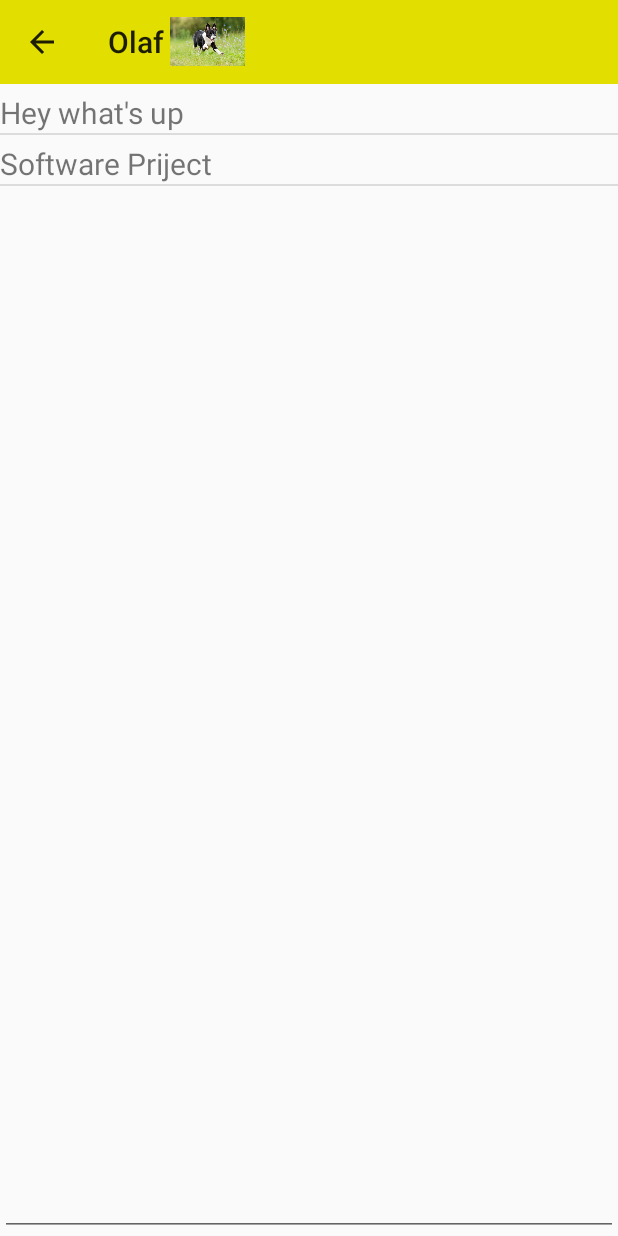
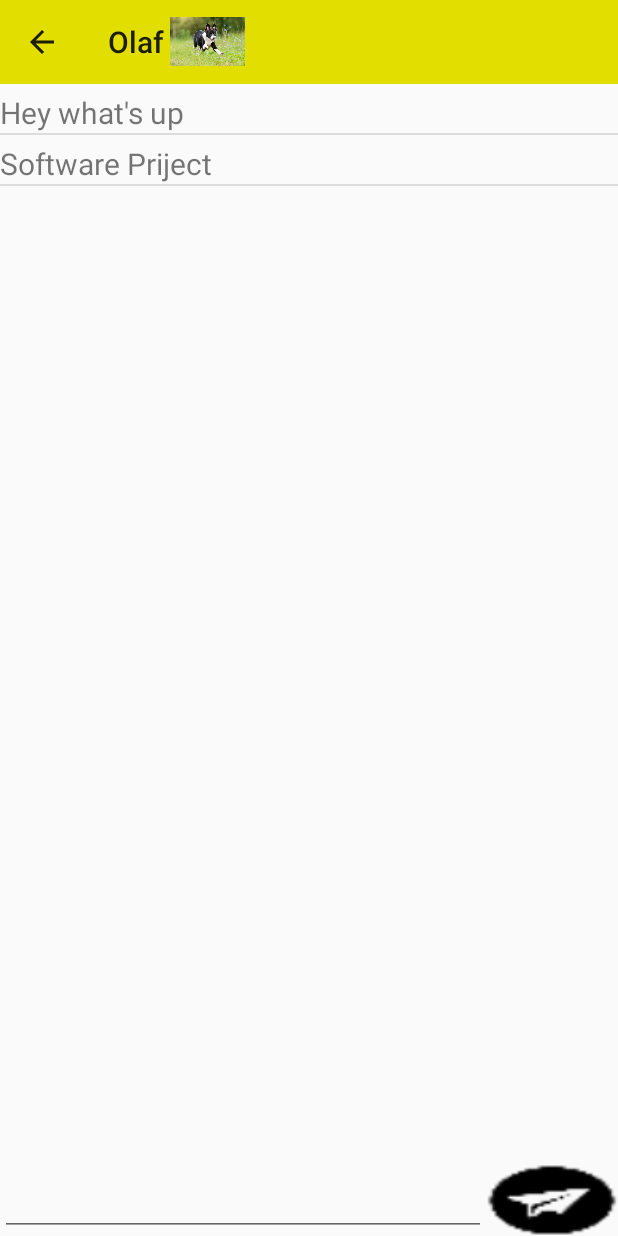
Before and after one commit to Baumholz/SoftwareProjektChattr, an Android app: the screen it shows after launch (ChatActivity), after a tap on "Olaf", on a phone screen of 412 x 824 dp. Run offline under Robolectric (Android 15) with nearby library versions, the phone set to English and light mode, and no system bars.

Commit message:
SendButton etc

```diff
--- a/Chattr/app/src/main/java/com/example/david/chattr/ChatActivity.java
+++ b/Chattr/app/src/main/java/com/example/david/chattr/ChatActivity.java
@@ -5,14 +5,19 @@ import android.media.Image;
 import android.os.Bundle;
 import android.support.v7.app.AppCompatActivity;
 import android.support.v7.widget.Toolbar;
+import android.util.Log;
+import android.view.KeyEvent;
 import android.view.Menu;
 import android.view.MenuItem;
 import android.view.View;
+import android.view.inputmethod.EditorInfo;
+import android.widget.Button;
 import android.widget.EditText;
 import android.widget.ImageView;
 import android.widget.ListAdapter;
 import android.widget.ListView;
 import android.widget.TextView;
+import android.widget.Toast;
 
 
 import com.example.david.chattr.entities.users.Message;
@@ -25,6 +30,9 @@ public class ChatActivity extends AppCompatActivity {
 
     ArrayList<Message> messages
             ;
+    EditText giveInput;
+    String name;
+    ChatActivityListViewAdapter myChatActivityListViewAdapter;
 
     @Override
     protected void onCreate(Bundle savedInstanceState) {
@@ -32,40 +40,63 @@ public class ChatActivity extends AppCompatActivity {
         setContentView(R.layout.activity_chat);
 
         Intent intent = getIntent();
-        String name = (String)getIntent().getSerializableExtra("name");
-        //only to test it
+        name = (String)getIntent().getSerializableExtra("name");
+
+        giveInput = (EditText)findViewById(R.id.chatInput);
         Toolbar toolbar = (Toolbar) findViewById(R.id.toolbar);
         toolbar.setTitle(name);
+        ImageView profilPicture = (ImageView) findViewById(R.id.profilePicutreChat);
+        ListView chatListView = (ListView) findViewById(R.id.chat);
+        Button sendButton = (Button) findViewById(R.id.sendButton);
+
         setSupportActionBar(toolbar);
 
         getSupportActionBar().setDisplayHomeAsUpEnabled(true);
         getSupportActionBar().setDisplayShowHomeEnabled(true);
-      //  getSupportActionBar().setIcon(R.drawable.hund);
 
+        Intent intentToAdapter = new Intent(ChatActivity.this,ChatActivityListViewAdapter.class);
+        intentToAdapter.putExtra("me",name);
 
-        UserProfile user1 = new UserProfile("0340442323","none","0","Olaf",R.drawable.hund);
-        UserProfile user2 = new UserProfile("0340446364","none","1","Harald",R.drawable.hund2);
-        Message m1 = new Message("53423234","23243423",null,false,null,"Hey what's up");
-        Message m2 = new Message("23243423","53423234",null,false,null,"Software Priject");
+        Message m1 = new Message("Harald","Olaf",null,false,null,"Hey what's up");
+        Message m2 = new Message("Olaf","Harald",null,false,null,"Software Priject");
 
         messages = new ArrayList<Message>();
         messages.add(m1);
         messages.add(m2);
 
-        ChatActivityListViewAdapter myChatActivityListViewAdapter = new ChatActivityListViewAdapter(messages);
+        myChatActivityListViewAdapter = new ChatActivityListViewAdapter(messages);
 
-        ImageView profilPicture = (ImageView) findViewById(R.id.profilePicutreChat);
-        ListView chatListView = (ListView) findViewById(R.id.chat);
         chatListView.setAdapter(myChatActivityListViewAdapter);
 
-        EditText giveInput = (EditText)findViewById(R.id.chatInput);
 
         int pic = (int)getIntent().getSerializableExtra("picture");
-
-
         profilPicture.setImageResource(pic);
 
+//        sendButton.setBackgroundDrawable(getResources().getDrawable(R.drawable.send));
+
+//        sendButton.setOnClickListener(new View.OnClickListener() {
+//            @Override
+//            public void onClick(View v) {
+//                String message = giveInput.getText().toString();
+//                if (message.isEmpty() == false) {
+//                    Message myMessage = new Message(name, null, null, false, null, message);
+//                    messages.add(myMessage);
+//                }
+//                giveInput.setText("");
+//            }
+//        });
     }
+
+    public void onEditTextButtonClicked(View v) {
+        String message = giveInput.getText().toString();
+        if (message.isEmpty() == false) {
+            Message myMessage = new Message(name, null, null, false, null, message);
+            messages.add(myMessage);
+            myChatActivityListViewAdapter.notifyDataSetChanged();
+        }
+        giveInput.setText("");
+    }
+
     @Override
     public boolean onCreateOptionsMenu(Menu menu) {
         getMenuInflater().inflate(R.menu.chat_activity_menu, menu);
--- a/Chattr/app/src/main/java/com/example/david/chattr/ChatActivityListViewAdapter.java
+++ b/Chattr/app/src/main/java/com/example/david/chattr/ChatActivityListViewAdapter.java
@@ -1,6 +1,8 @@
 package com.example.david.chattr;
 
 import android.content.Context;
+import android.graphics.Color;
+import android.support.v4.content.ContextCompat;
 import android.view.LayoutInflater;
 import android.view.View;
 import android.view.ViewGroup;
@@ -51,7 +53,7 @@ public class ChatActivityListViewAdapter extends BaseAdapter{
 
         TextView chatInput = view.findViewById(R.id.listViewText);
         chatInput.setText(message.getText());
-
+       // chatInput.setBackgroundColor(Color.GREEN);
         return view;
     }
 }
--- a/Chattr/app/src/main/res/layout/activity_chat.xml
+++ b/Chattr/app/src/main/res/layout/activity_chat.xml
@@ -29,19 +29,35 @@
         android:id="@+id/chat"
         android:layout_width="match_parent"
         android:layout_height="match_parent"
-        android:layout_marginBottom="@android:dimen/app_icon_size"
         android:layout_gravity="top"
         android:layout_weight="1"
         />
-    <EditText
-        android:id="@+id/chatInput"
+
+    <android.support.constraint.ConstraintLayout
         android:layout_width="match_parent"
-        android:layout_height="wrap_content"
-        android:layout_gravity="bottom"
-        android:layout_marginBottom="0dp"
-        android:gravity="bottom"
-        android:layout_weight="0"
-        />
+        android:layout_height="wrap_content">
 
+        <EditText
+            android:id="@+id/chatInput"
+            android:layout_width="0dp"
+            android:layout_height="wrap_content"
+            android:layout_gravity="bottom"
+            android:gravity="bottom"
+            android:inputType="text"
+            app:layout_constraintBottom_toBottomOf="parent"
+            app:layout_constraintEnd_toStartOf="@+id/sendButton"
+            app:layout_constraintStart_toStartOf="parent" />
+
+        <Button
+            android:id="@+id/sendButton"
+            android:onClick="onEditTextButtonClicked"
+            android:background="@drawable/send"
+            android:layout_width="wrap_content"
+            android:layout_height="wrap_content"
+            app:layout_constraintEnd_toEndOf="parent"
+            app:layout_constraintStart_toEndOf="@+id/chatInput"
+            app:layout_constraintTop_toTopOf="parent"
+            />
+    </android.support.constraint.ConstraintLayout>
 
 </LinearLayout>
```
Also changed, not shown: Chattr/app/src/main/java/com/example/david/chattr/entities/users/Chat.java (line endings or trailing spaces), Chattr/app/src/main/java/com/example/david/chattr/entities/users/Message.java (line endings or trailing spaces), Chattr/app/src/main/res/drawable/send.png (added), Chattr/app/src/main/res/layout/activity_chat_list_view.xml (line endings or trailing spaces), Chattr/app/src/main/res/menu/chat_activity_menu.xml (line endings or trailing spaces), 2 other files.
